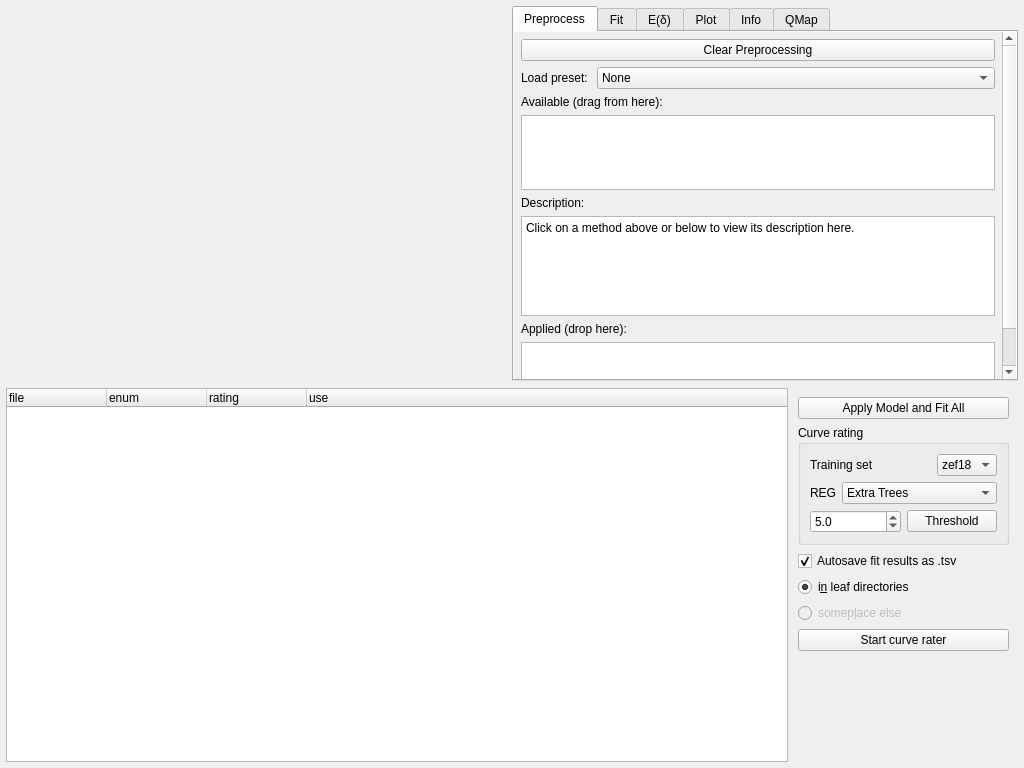
This is pyjibe/fd/base_design.ui in AFM-analysis/PyJibe as Qt 5 draws it before an edit. The edited form follows.
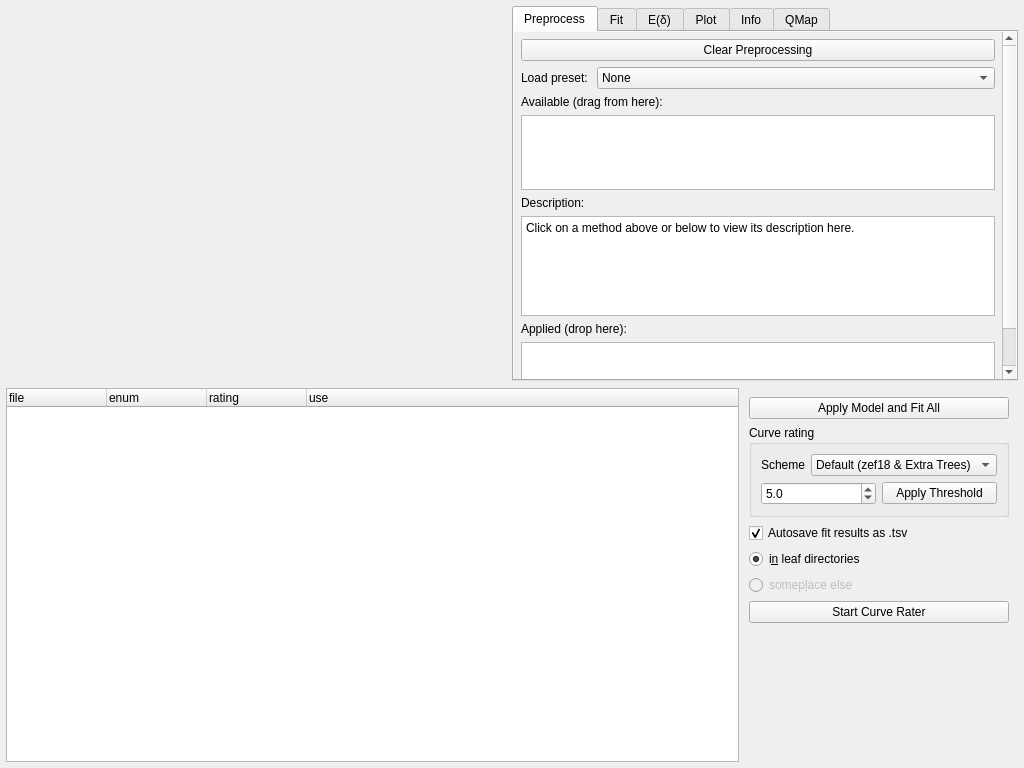
This is the edited form. The open tabs and pages were chosen to show the change. Custom widgets are drawn as their Qt base class.

Commit message: enh: merge training set and regressor selection into scheme selection

```diff
--- a/pyjibe/fd/base_design.ui
+++ b/pyjibe/fd/base_design.ui
@@ -1510,83 +1510,27 @@
            </property>
            <layout class="QVBoxLayout" name="verticalLayout_9">
             <item>
-             <layout class="QHBoxLayout" name="horizontalLayout_9">
-              <property name="bottomMargin">
-               <number>0</number>
-              </property>
-              <item>
-               <widget class="QLabel" name="label_20">
-                <property name="sizePolicy">
-                 <sizepolicy hsizetype="Minimum" vsizetype="Preferred">
-                  <horstretch>0</horstretch>
-                  <verstretch>0</verstretch>
-                 </sizepolicy>
-                </property>
-                <property name="minimumSize">
-                 <size>
-                  <width>0</width>
-                  <height>0</height>
-                 </size>
-                </property>
-                <property name="toolTip">
-                 <string/>
-                </property>
-                <property name="text">
-                 <string>Training set</string>
-                </property>
-               </widget>
-              </item>
-              <item>
-               <widget class="QComboBox" name="cb_rating_ts_label">
-                <property name="sizePolicy">
-                 <sizepolicy hsizetype="Maximum" vsizetype="Fixed">
-                  <horstretch>0</horstretch>
-                  <verstretch>0</verstretch>
-                 </sizepolicy>
-                </property>
-                <item>
-                 <property name="text">
-                  <string>zef18</string>
-                 </property>
-                </item>
-               </widget>
-              </item>
-             </layout>
-            </item>
-            <item>
-             <layout class="QHBoxLayout" name="horizontalLayout_6">
+             <layout class="QHBoxLayout" name="horizontalLayout_10">
               <property name="topMargin">
                <number>0</number>
               </property>
               <item>
-               <widget class="QLabel" name="label_19">
+               <widget class="QLabel" name="label_21">
                 <property name="sizePolicy">
                  <sizepolicy hsizetype="Minimum" vsizetype="Preferred">
                   <horstretch>0</horstretch>
                   <verstretch>0</verstretch>
                  </sizepolicy>
                 </property>
-                <property name="minimumSize">
-                 <size>
-                  <width>0</width>
-                  <height>0</height>
-                 </size>
-                </property>
-                <property name="toolTip">
-                 <string>Regressor</string>
-                </property>
-                <property name="whatsThis">
-                 <string/>
-                </property>
                 <property name="text">
-                 <string>REG</string>
+                 <string>Scheme</string>
                 </property>
                </widget>
               </item>
               <item>
-               <widget class="QComboBox" name="cb_rating_method">
+               <widget class="QComboBox" name="cb_rating_scheme">
                 <property name="sizePolicy">
-                 <sizepolicy hsizetype="Maximum" vsizetype="Fixed">
+                 <sizepolicy hsizetype="Fixed" vsizetype="Fixed">
                   <horstretch>0</horstretch>
                   <verstretch>0</verstretch>
                  </sizepolicy>
@@ -1596,7 +1540,7 @@
                 </property>
                 <item>
                  <property name="text">
-                  <string>Extra Trees</string>
+                  <string>Default (zef18 &amp; Extra Trees)</string>
                  </property>
                 </item>
                 <item>
@@ -1642,7 +1586,7 @@
               <item>
                <widget class="QPushButton" name="btn_rating_filter">
                 <property name="text">
-                 <string>Threshold</string>
+                 <string>Apply Threshold</string>
                 </property>
                </widget>
               </item>
@@ -1684,7 +1628,7 @@
          <item>
           <widget class="QPushButton" name="btn_rater">
            <property name="text">
-            <string>Start curve rater</string>
+            <string>Start Curve Rater</string>
            </property>
           </widget>
          </item>
```
Left out of the diff: 19 changed lines with no effect on the pictures. The commit also changes 4 other files.
